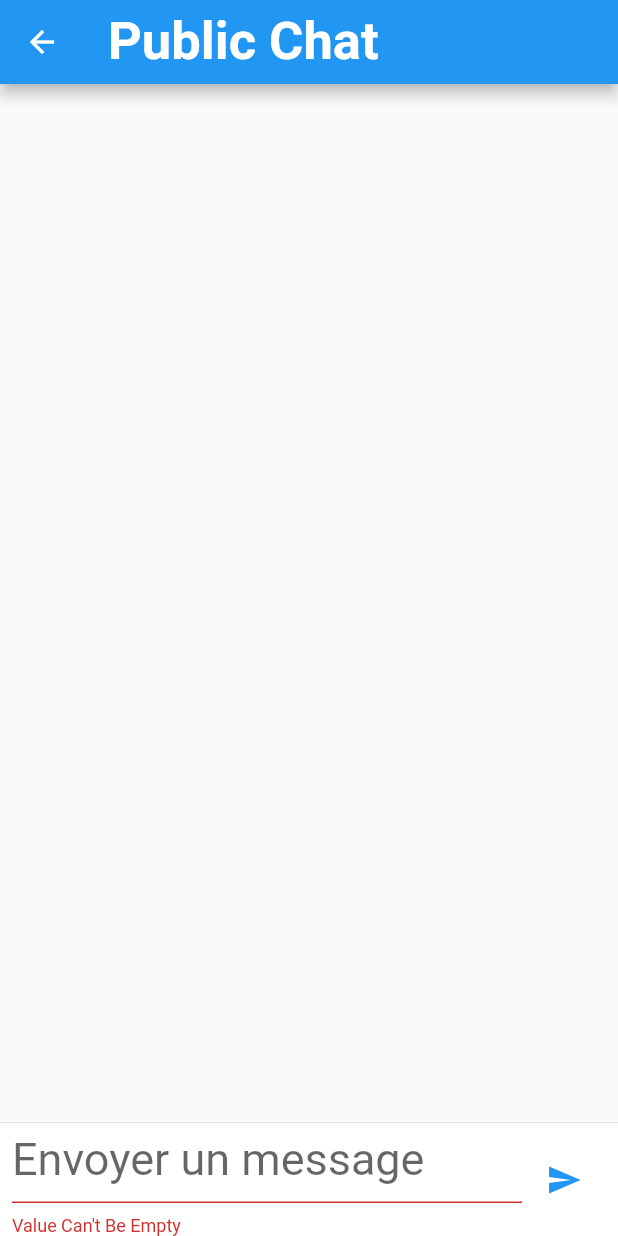
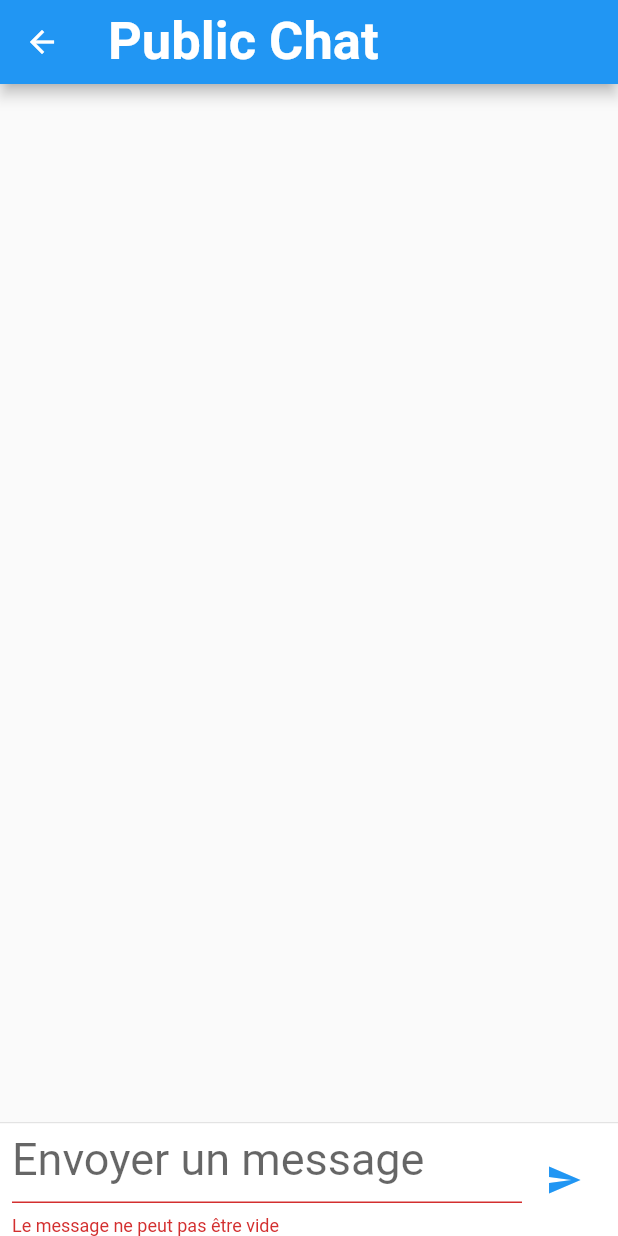
Before and after one commit to StrixSC/CoCreate, a Flutter app: the ChatScreen screen opened directly with empty values, after a tap on the "send" icon, on a phone screen of 412 x 824 dp. Run offline on Flutter 3.47's test engine with Material 2 defaults, Android fonts, the phone set to English and light mode, and no system bars; our stand-ins replace flutter_chat_bubble; Roboto replaces fonts that are missing (Montserrat).

Commit message:
message of only spaces are handle

```diff
--- a/lib/screens/chat/chat.dart
+++ b/lib/screens/chat/chat.dart
@@ -174,7 +174,7 @@ class _ChatScreenState extends State<ChatScreen> {
                 onChanged: _handleChange,
                 decoration: InputDecoration(
                   hintText: 'Envoyer un message',
-                  errorText: _validate ? 'Value Can\'t Be Empty' : null,
+                  errorText: _validate ? 'Le message ne peut pas être vide' : null,
                 ),
                 focusNode: _focusNode,
               ),
@@ -184,12 +184,7 @@ class _ChatScreenState extends State<ChatScreen> {
               child: IconButton(
                   icon: const Icon(Icons.send),
                   onPressed: () {
-                    setState(() {
-                      _validate = _textController.text.isEmpty;
-                    });
-                    if (!_validate) {
                     _handleSubmitted(_textController.text);
-                    }
                   }),
             )
           ],
@@ -199,6 +194,10 @@ class _ChatScreenState extends State<ChatScreen> {
   }
 
   void _handleSubmitted(String text) {
+    setState(() {
+      _validate = _textController.text.isEmpty || _textController.text.trim().isEmpty;
+    });
+    if (!_validate) {
       _textController.clear();
       var message = ChatMessage(
         text: text,
@@ -209,6 +208,7 @@ class _ChatScreenState extends State<ChatScreen> {
       });
       _focusNode.requestFocus();
     }
+  }
 
   void _handleChange(String text) {
     if (_validate) {
```
Lines whose indentation alone changed are shown as unchanged.
